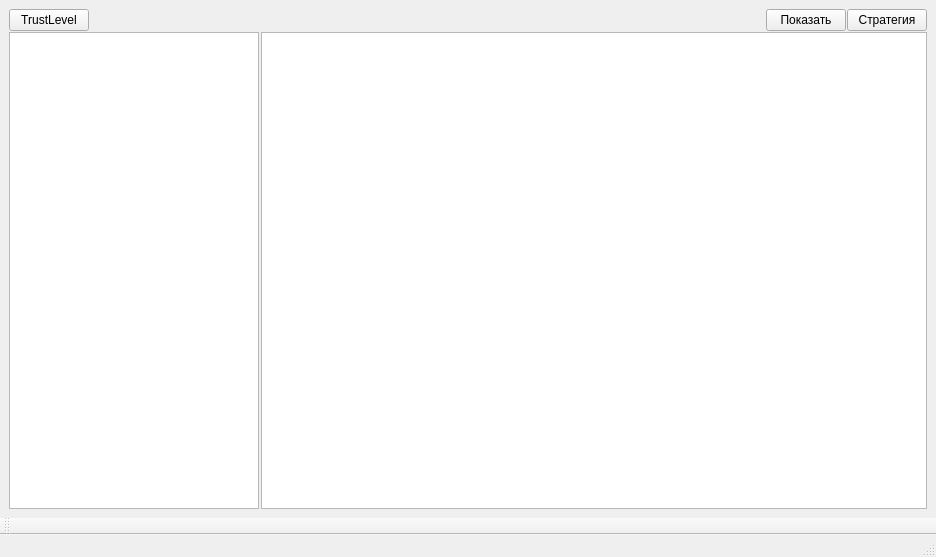
Old version of the form clipboards/researchremed.ui in the repository iliner23/openRadar.
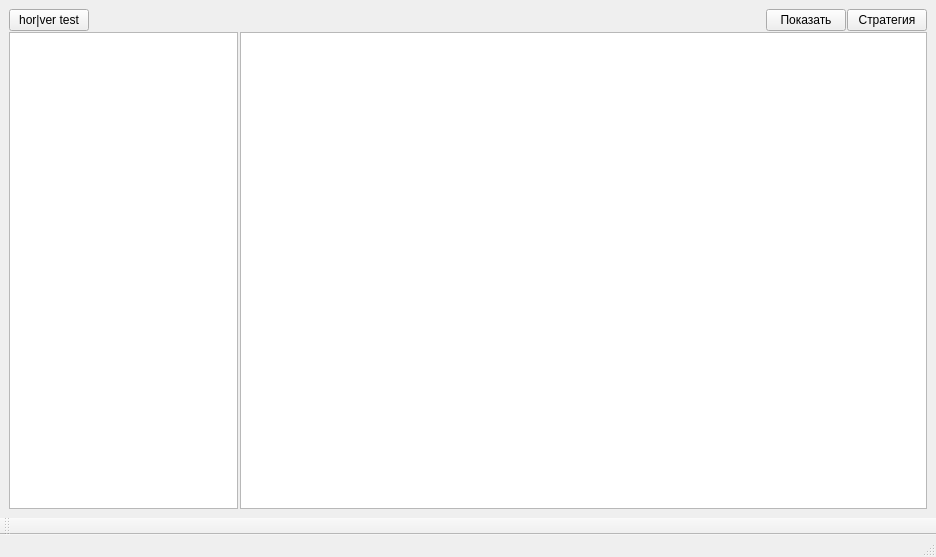
New version of the form.

Commit message: Horizontal|Vertical orientation support in developent

```diff
--- a/clipboards/researchremed.ui
+++ b/clipboards/researchremed.ui
@@ -14,16 +14,32 @@
    <string>Dialog</string>
   </property>
   <widget class="QWidget" name="horizontalLayoutWidget">
-   <layout class="QGridLayout" name="gridLayout" rowstretch="0,0" columnstretch="3,0,8">
+   <layout class="QGridLayout" name="gridLayout" rowstretch="0,0" columnstretch="3,0,9">
     <property name="spacing">
      <number>1</number>
     </property>
+    <item row="1" column="0">
+     <layout class="QVBoxLayout" name="verticalLayout_4">
+      <property name="spacing">
+       <number>0</number>
+      </property>
+      <property name="topMargin">
+       <number>0</number>
+      </property>
+      <item>
+       <widget class="QWidget" name="widget" native="true"/>
+      </item>
+      <item>
+       <widget class="QListWidget" name="listWidget"/>
+      </item>
+     </layout>
+    </item>
     <item row="0" column="0" colspan="3">
      <layout class="QHBoxLayout" name="horizontalLayout">
       <item>
        <widget class="QPushButton" name="pushButton">
         <property name="text">
-         <string>TrustLevel</string>
+         <string>hor|ver test</string>
         </property>
        </widget>
       </item>
@@ -58,6 +74,12 @@
     </item>
     <item row="1" column="2">
      <widget class="QGraphicsView" name="graphicsView">
+      <property name="sizePolicy">
+       <sizepolicy hsizetype="Expanding" vsizetype="Expanding">
+        <horstretch>0</horstretch>
+        <verstretch>0</verstretch>
+       </sizepolicy>
+      </property>
       <property name="alignment">
        <set>Qt::AlignLeading|Qt::AlignLeft|Qt::AlignTop</set>
       </property>
@@ -69,22 +91,6 @@
       </property>
      </widget>
     </item>
-    <item row="1" column="0">
-     <layout class="QVBoxLayout" name="verticalLayout_4">
-      <property name="spacing">
-       <number>0</number>
-      </property>
-      <property name="topMargin">
-       <number>0</number>
-      </property>
-      <item>
-       <widget class="QWidget" name="widget" native="true"/>
-      </item>
-      <item>
-       <widget class="QListWidget" name="listWidget"/>
-      </item>
-     </layout>
-    </item>
    </layout>
   </widget>
   <widget class="QToolBar" name="toolBar">
```
Left out of the diff: 25 changed lines with no effect on the pictures. The commit also changes 3 other files.
